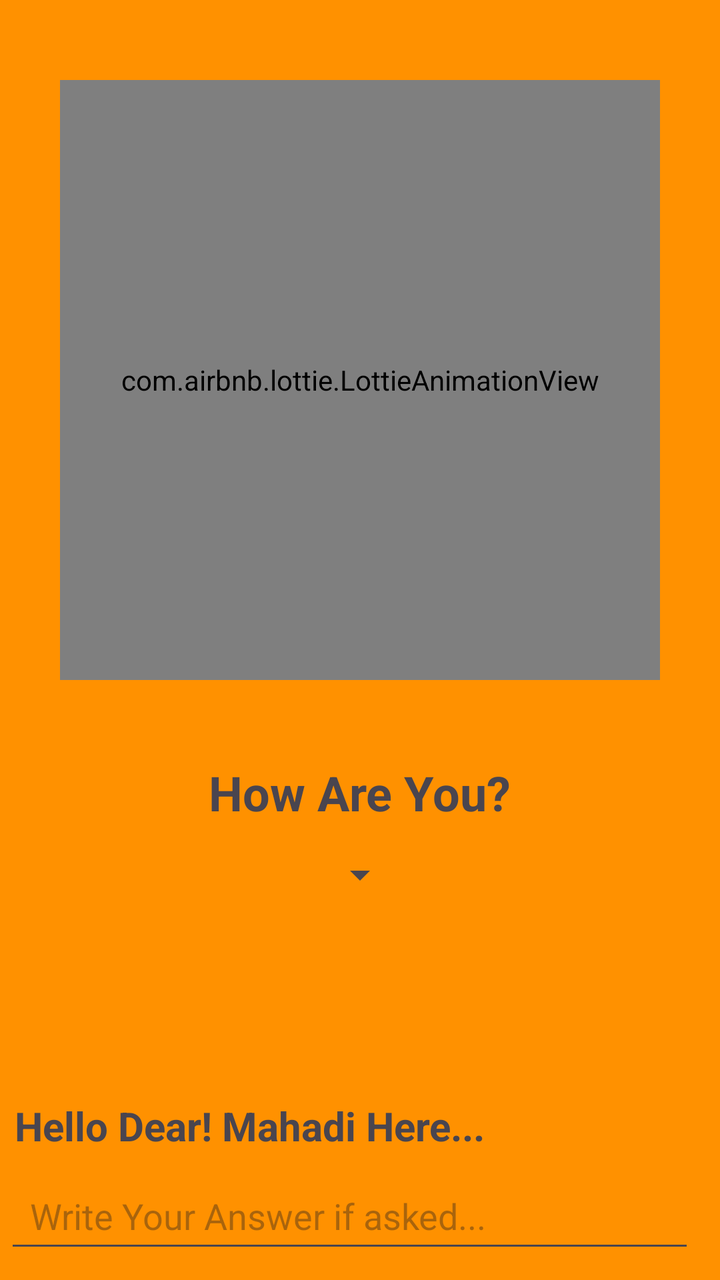
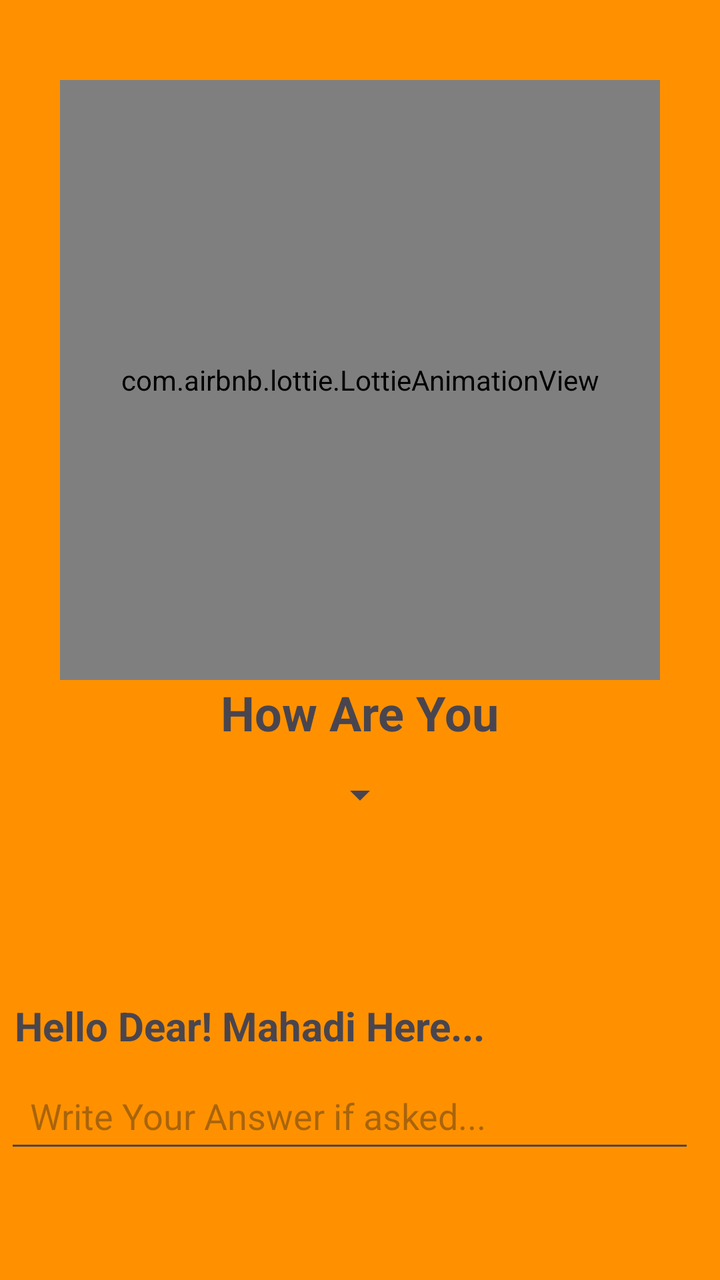

Two renders of the same Android screen: before a commit and after it. Below are the layout's source before the change and the commit's diff.
<!-- AndroidManifest.xml: application theme Theme.BMICalculator -->
<!-- res/layout/activity_start_page.xml -->
<?xml version="1.0" encoding="utf-8"?>
<LinearLayout
    xmlns:android="http://schemas.android.com/apk/res/android"
    xmlns:app="http://schemas.android.com/apk/res-auto"
    xmlns:tools="http://schemas.android.com/tools"
    android:layout_width="match_parent"
    android:layout_height="match_parent"
    tools:context=".startPage"
    android:background="#FF9100"
    android:orientation="vertical"
    android:gravity="center_horizontal"
    >

    <com.airbnb.lottie.LottieAnimationView
        android:id="@+id/lo"
        android:layout_width="300dp"
        android:layout_height="300dp"
        app:lottie_rawRes="@raw/watermelon"
        android:layout_marginTop="40dp"
        />

    <TextView
        android:layout_width="wrap_content"
        android:layout_height="wrap_content"
        android:textStyle="bold"
        android:textSize="24sp"
        android:text="How Are You?"
        android:layout_marginTop="40dp"/>
    <Spinner
        android:layout_width="wrap_content"
        android:layout_height="50dp"
        android:id="@+id/spinner"
        android:layout_marginBottom="77dp"/>

    <TextView
        android:layout_width="match_parent"
        android:layout_height="wrap_content"
        android:id="@+id/text2"
        android:textStyle="bold"
        android:textSize="20sp"
        android:layout_marginLeft="5dp"
        android:text="Hello Dear! Mahadi Here..."
        android:layout_marginTop="10dp"
        android:layout_marginBottom="5dp" />

    <AutoCompleteTextView
        android:layout_width="match_parent"
        android:layout_height="50dp"
        android:id="@+id/autoComplete"
        android:layout_marginLeft="5dp"
        android:layout_marginRight="10dp"
        android:hint="  Write Your Answer if asked..."
        />
</LinearLayout>
<!-- resources referenced by this layout -->
<resources>
  <style name="Theme.BMICalculator" parent="Base.Theme.BMICalculator" />
  <style name="Base.Theme.BMICalculator" parent="Theme.Material3.DayNight.NoActionBar">
          
          
      </style>
</resources>

<!-- the commit's change to res/layout/activity_start_page.xml (unified diff, before → after) -->
@@ -16,22 +16,29 @@
         android:layout_width="300dp"
         android:layout_height="300dp"
         app:lottie_rawRes="@raw/watermelon"
+        app:lottie_autoPlay="true"
+        app:lottie_loop="true"
         android:layout_marginTop="40dp"
         />
-
+<LinearLayout
+    android:layout_width="match_parent"
+    android:layout_height="wrap_content"
+    android:orientation="vertical"
+    android:gravity="center_horizontal"
+    >
     <TextView
         android:layout_width="wrap_content"
         android:layout_height="wrap_content"
         android:textStyle="bold"
         android:textSize="24sp"
-        android:text="How Are You?"
-        android:layout_marginTop="40dp"/>
+        android:text="How Are You"
+        />
     <Spinner
         android:layout_width="wrap_content"
         android:layout_height="50dp"
         android:id="@+id/spinner"
         android:layout_marginBottom="77dp"/>
-
+</LinearLayout>
     <TextView
         android:layout_width="match_parent"
         android:layout_height="wrap_content"
@@ -40,7 +47,6 @@
         android:textSize="20sp"
         android:layout_marginLeft="5dp"
         android:text="Hello Dear! Mahadi Here..."
-        android:layout_marginTop="10dp"
         android:layout_marginBottom="5dp" />
 
     <AutoCompleteTextView
